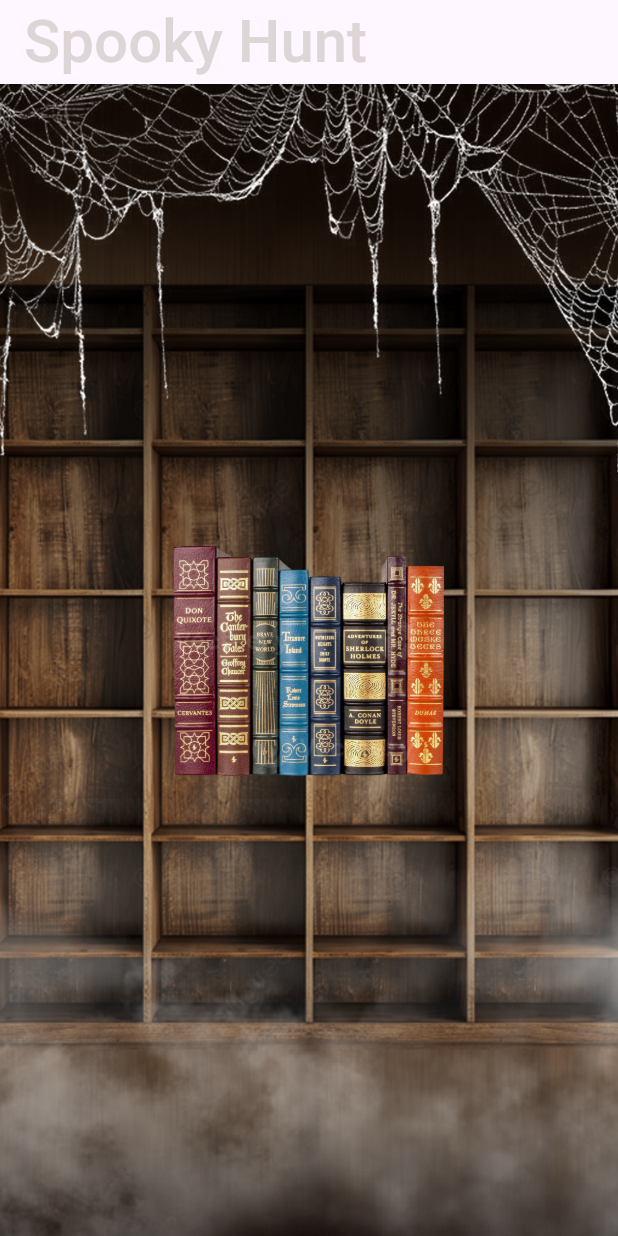
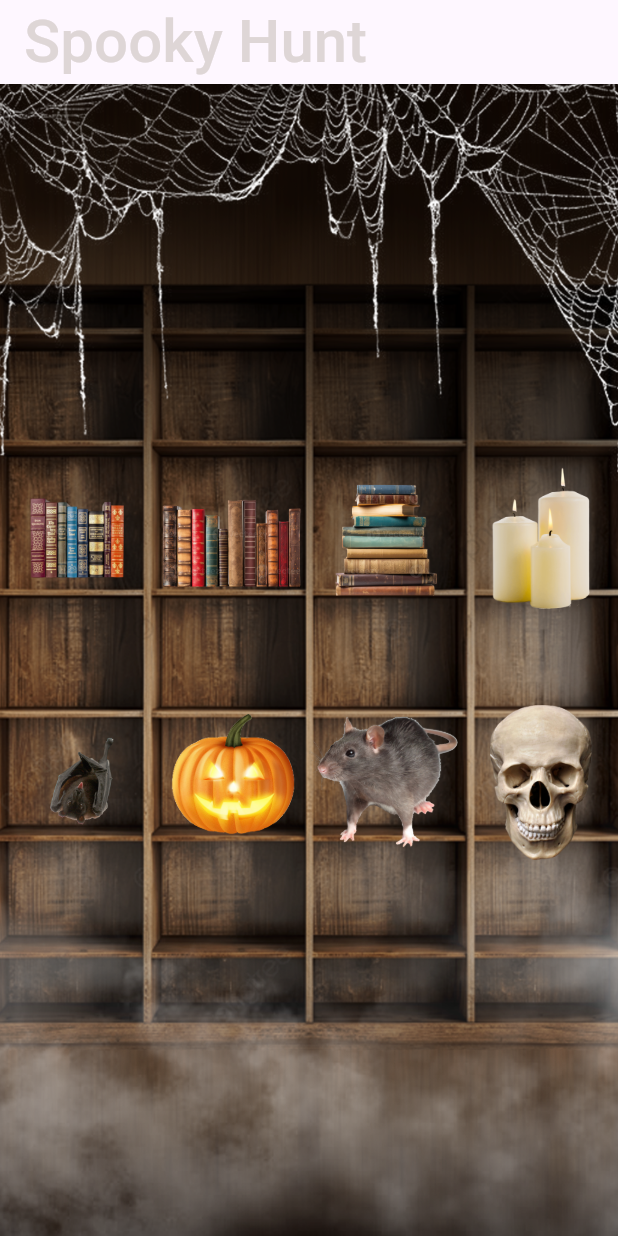
Before and after one commit to Marieezouaa/AnimationAssignment, a Flutter app: the screen it shows after launch, on a phone screen of 412 x 824 dp. Run offline on Flutter 3.47's test engine with Material 3 defaults, Android fonts, the phone set to English and light mode, and no system bars; our stand-ins replace google_fonts, just_audio.

Commit message:
images grid

```diff
--- a/animationassignment/lib/scaryscreen.dart
+++ b/animationassignment/lib/scaryscreen.dart
@@ -49,21 +49,23 @@ class _ScaryscreenState extends State<Scaryscreen> {
             fit: BoxFit.cover,
           ),
         ),
-        child: Column(
-          mainAxisAlignment: MainAxisAlignment.center,
-          children: <Widget>[
-
-            Image.asset(
-              "assets/images/" + item1,
-              width: 300,
-            ),
-
-            // Text(
-            //   'Name: $petName',
-            //   style: TextStyle(fontSize: 20.0),
-            // )
+        child: GridView(
+          shrinkWrap: true,
+          gridDelegate: SliverGridDelegateWithFixedCrossAxisCount(
+            crossAxisCount: 4,
+            mainAxisSpacing: 60.0,
+          ),
+          children: [
+            Image.asset("assets/images/" + item1),
+            Image.asset("assets/images/" + item2),
+            Image.asset("assets/images/" + item3),
+            Image.asset("assets/images/" + item4),
+            Image.asset("assets/images/" + item5),
+            Image.asset("assets/images/" + item6),
+            Image.asset("assets/images/" + item8),
+            Image.asset("assets/images/" + item9),
           ],
-        ),
+        )
       ),
     );
   }
--- a/animationassignment/pubspec.yaml
+++ b/animationassignment/pubspec.yaml
@@ -71,6 +71,7 @@
     - assets/images/jackolantern.png
     - assets/images/rat.png
     - assets/images/skull.png
+    - assets/images/Empty.png
 
   # An image asset can refer to one or more resolution-specific "variants", see
   # https://flutter.dev/to/resolution-aware-images
```
Also changed, not shown: animationassignment/assets/images/Empty.png (added).
